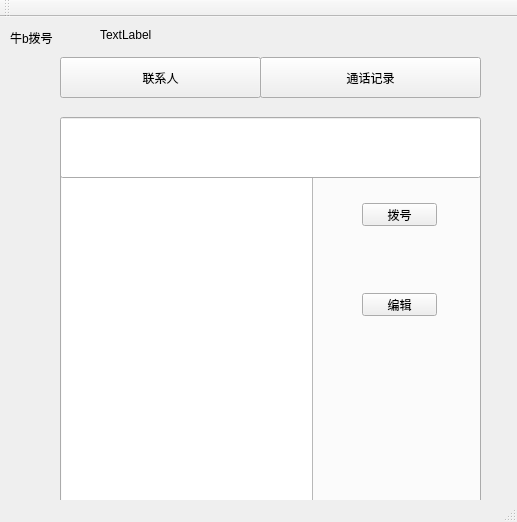
This is mainwindow.ui in yt2014/dail as Qt 5 draws it before an edit. The edited form follows.
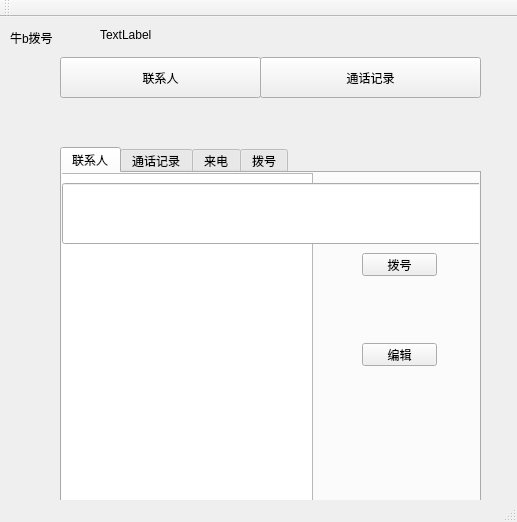
This is the edited form.

```diff
--- a/mainwindow.ui
+++ b/mainwindow.ui
@@ -89,7 +89,7 @@
       <property name="geometry">
        <rect>
         <x>300</x>
-        <y>30</y>
+        <y>80</y>
         <width>75</width>
         <height>23</height>
        </rect>
@@ -102,7 +102,7 @@
       <property name="geometry">
        <rect>
         <x>300</x>
-        <y>120</y>
+        <y>170</y>
         <width>75</width>
         <height>23</height>
        </rect>
@@ -111,6 +111,16 @@
        <string>编辑</string>
       </property>
      </widget>
+     <widget class="QLineEdit" name="lineEdit">
+      <property name="geometry">
+       <rect>
+        <x>0</x>
+        <y>10</y>
+        <width>421</width>
+        <height>61</height>
+       </rect>
+      </property>
+     </widget>
     </widget>
     <widget class="QWidget" name="tabRecord">
      <attribute name="title">
@@ -128,16 +138,6 @@
      </attribute>
     </widget>
    </widget>
-   <widget class="QLineEdit" name="lineEdit">
-    <property name="geometry">
-     <rect>
-      <x>60</x>
-      <y>100</y>
-      <width>421</width>
-      <height>61</height>
-     </rect>
-    </property>
-   </widget>
    <widget class="QLabel" name="label_indications">
     <property name="geometry">
      <rect>
```
